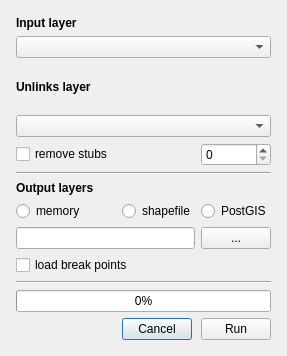
This is network_segmenter_dialog_base.ui in spacesyntax/NetworkSegmenter as Qt 5 draws it before an edit. The edited form follows.
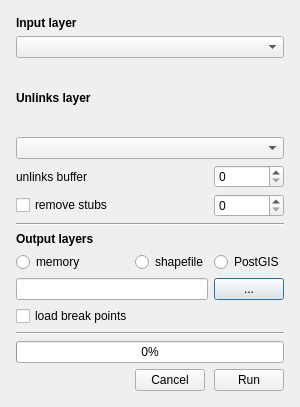
This is the edited form.

Commit message: added buffer set in dlg

```diff
--- a/network_segmenter_dialog_base.ui
+++ b/network_segmenter_dialog_base.ui
@@ -6,8 +6,8 @@
    <rect>
     <x>0</x>
     <y>0</y>
-    <width>287</width>
-    <height>356</height>
+    <width>300</width>
+    <height>407</height>
    </rect>
   </property>
   <property name="minimumSize">
@@ -28,44 +28,46 @@
      <property name="margin">
       <number>5</number>
      </property>
-     <item row="4" column="2">
-      <widget class="QSpinBox" name="stubsSpin">
+     <item row="11" column="0">
+      <widget class="QRadioButton" name="memoryRadioButton">
+       <property name="text">
+        <string>memory</string>
+       </property>
+      </widget>
+     </item>
+     <item row="18" column="2">
+      <widget class="QPushButton" name="browseCleaned">
+       <property name="sizePolicy">
+        <sizepolicy hsizetype="MinimumExpanding" vsizetype="Fixed">
+         <horstretch>0</horstretch>
+         <verstretch>0</verstretch>
+        </sizepolicy>
+       </property>
        <property name="maximumSize">
         <size>
          <width>70</width>
          <height>16777215</height>
         </size>
        </property>
-      </widget>
-     </item>
-     <item row="20" column="0" colspan="3">
-      <widget class="Line" name="line_2">
-       <property name="orientation">
-        <enum>Qt::Horizontal</enum>
+       <property name="text">
+        <string>...</string>
        </property>
       </widget>
      </item>
-     <item row="22" column="0" colspan="3">
-      <widget class="QProgressBar" name="segmentingProgress">
+     <item row="5" column="0" colspan="2">
+      <widget class="QCheckBox" name="stubsCheckBox">
        <property name="sizePolicy">
-        <sizepolicy hsizetype="MinimumExpanding" vsizetype="Fixed">
+        <sizepolicy hsizetype="Minimum" vsizetype="Fixed">
          <horstretch>0</horstretch>
          <verstretch>0</verstretch>
         </sizepolicy>
        </property>
-       <property name="value">
-        <number>0</number>
+       <property name="text">
+        <string>remove stubs</string>
        </property>
       </widget>
      </item>
-     <item row="5" column="0" colspan="3">
-      <widget class="Line" name="line">
-       <property name="orientation">
-        <enum>Qt::Horizontal</enum>
-       </property>
-      </widget>
-     </item>
-     <item row="24" column="1">
+     <item row="26" column="1">
       <widget class="QPushButton" name="cancelButton">
        <property name="sizePolicy">
         <sizepolicy hsizetype="MinimumExpanding" vsizetype="Fixed">
@@ -94,10 +96,10 @@
        </property>
       </widget>
      </item>
-     <item row="9" column="2">
-      <widget class="QRadioButton" name="postgisRadioButton">
+     <item row="11" column="1">
+      <widget class="QRadioButton" name="shpRadioButton">
        <property name="text">
-        <string>PostGIS</string>
+        <string>shapefile</string>
        </property>
       </widget>
      </item>
@@ -120,7 +122,7 @@
        </property>
       </widget>
      </item>
-     <item row="16" column="0" colspan="2">
+     <item row="18" column="0" colspan="2">
       <widget class="QLineEdit" name="outputCleaned">
        <property name="enabled">
         <bool>true</bool>
@@ -133,60 +135,21 @@
        </property>
       </widget>
      </item>
-     <item row="16" column="2">
-      <widget class="QPushButton" name="browseCleaned">
-       <property name="sizePolicy">
-        <sizepolicy hsizetype="MinimumExpanding" vsizetype="Fixed">
-         <horstretch>0</horstretch>
-         <verstretch>0</verstretch>
-        </sizepolicy>
-       </property>
-       <property name="maximumSize">
-        <size>
-         <width>70</width>
-         <height>16777215</height>
-        </size>
-       </property>
-       <property name="text">
-        <string>...</string>
-       </property>
-      </widget>
-     </item>
-     <item row="17" column="0" colspan="3">
+     <item row="19" column="0" colspan="3">
       <widget class="QCheckBox" name="breakagesCheckBox">
        <property name="text">
         <string>load break points</string>
        </property>
       </widget>
      </item>
-     <item row="4" column="0" colspan="2">
-      <widget class="QCheckBox" name="stubsCheckBox">
-       <property name="sizePolicy">
-        <sizepolicy hsizetype="Minimum" vsizetype="Fixed">
-         <horstretch>0</horstretch>
-         <verstretch>0</verstretch>
-        </sizepolicy>
-       </property>
+     <item row="11" column="2">
+      <widget class="QRadioButton" name="postgisRadioButton">
        <property name="text">
-        <string>remove stubs</string>
+        <string>PostGIS</string>
        </property>
       </widget>
      </item>
-     <item row="9" column="0">
-      <widget class="QRadioButton" name="memoryRadioButton">
-       <property name="text">
-        <string>memory</string>
-       </property>
-      </widget>
-     </item>
-     <item row="9" column="1">
-      <widget class="QRadioButton" name="shpRadioButton">
-       <property name="text">
-        <string>shapefile</string>
-       </property>
-      </widget>
-     </item>
-     <item row="8" column="0" colspan="3">
+     <item row="10" column="0" colspan="3">
       <widget class="QLabel" name="label_4">
        <property name="sizePolicy">
         <sizepolicy hsizetype="MinimumExpanding" vsizetype="Fixed">
@@ -208,7 +171,7 @@
      <item row="3" column="0" colspan="3">
       <widget class="QComboBox" name="unlinksCombo"/>
      </item>
-     <item row="24" column="2">
+     <item row="26" column="2">
       <widget class="QPushButton" name="runButton">
        <property name="sizePolicy">
         <sizepolicy hsizetype="MinimumExpanding" vsizetype="Fixed">
@@ -240,6 +203,57 @@
        </property>
       </widget>
      </item>
+     <item row="24" column="0" colspan="3">
+      <widget class="QProgressBar" name="segmentingProgress">
+       <property name="sizePolicy">
+        <sizepolicy hsizetype="MinimumExpanding" vsizetype="Fixed">
+         <horstretch>0</horstretch>
+         <verstretch>0</verstretch>
+        </sizepolicy>
+       </property>
+       <property name="value">
+        <number>0</number>
+       </property>
+      </widget>
+     </item>
+     <item row="22" column="0" colspan="3">
+      <widget class="Line" name="line_2">
+       <property name="orientation">
+        <enum>Qt::Horizontal</enum>
+       </property>
+      </widget>
+     </item>
+     <item row="7" column="0" colspan="3">
+      <widget class="Line" name="line">
+       <property name="orientation">
+        <enum>Qt::Horizontal</enum>
+       </property>
+      </widget>
+     </item>
+     <item row="5" column="2">
+      <widget class="QSpinBox" name="stubsSpin">
+       <property name="maximumSize">
+        <size>
+         <width>70</width>
+         <height>16777215</height>
+        </size>
+       </property>
+      </widget>
+     </item>
+     <item row="4" column="0" colspan="2">
+      <widget class="QLabel" name="label_3">
+       <property name="text">
+        <string>unlinks buffer</string>
+       </property>
+      </widget>
+     </item>
+     <item row="4" column="2">
+      <widget class="QSpinBox" name="bufferSpinBox">
+       <property name="singleStep">
+        <number>0</number>
+       </property>
+      </widget>
+     </item>
     </layout>
    </item>
   </layout>
```
The commit also changes 1 other file.
